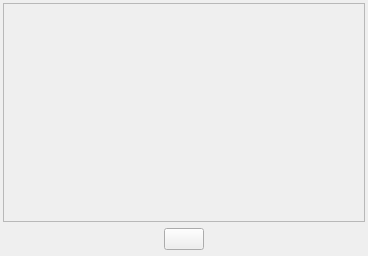
First picture: the form in src/librssguard/gui/newspaperpreviewer.ui, repository martinrotter/rssguard, before the edit.
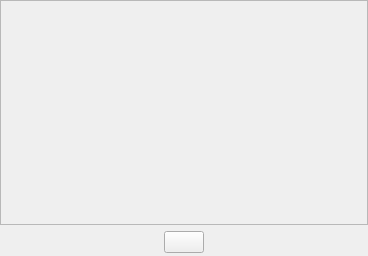
Second picture: the form after the edit.

Diff of the .ui file:
```diff
--- a/src/librssguard/gui/newspaperpreviewer.ui
+++ b/src/librssguard/gui/newspaperpreviewer.ui
@@ -14,17 +14,20 @@
    <string>Form</string>
   </property>
   <layout class="QVBoxLayout" name="verticalLayout">
+   <property name="spacing">
+    <number>3</number>
+   </property>
    <property name="leftMargin">
-    <number>3</number>
+    <number>0</number>
    </property>
    <property name="topMargin">
-    <number>3</number>
+    <number>0</number>
    </property>
    <property name="rightMargin">
-    <number>3</number>
+    <number>0</number>
    </property>
    <property name="bottomMargin">
-    <number>3</number>
+    <number>0</number>
    </property>
    <item>
     <widget class="QScrollArea" name="scrollArea">
@@ -36,22 +39,25 @@
        <rect>
         <x>0</x>
         <y>0</y>
-        <width>360</width>
-        <height>216</height>
+        <width>366</width>
+        <height>222</height>
        </rect>
       </property>
       <layout class="QVBoxLayout" name="m_layout">
+       <property name="spacing">
+        <number>3</number>
+       </property>
        <property name="leftMargin">
-        <number>3</number>
+        <number>0</number>
        </property>
        <property name="topMargin">
-        <number>3</number>
+        <number>0</number>
        </property>
        <property name="rightMargin">
-        <number>3</number>
+        <number>0</number>
        </property>
        <property name="bottomMargin">
-        <number>3</number>
+        <number>0</number>
        </property>
        <item>
         <spacer name="verticalSpacer">
@@ -77,7 +83,7 @@
        <number>3</number>
       </property>
       <property name="topMargin">
-       <number>0</number>
+       <number>3</number>
       </property>
       <property name="rightMargin">
        <number>3</number>
```
